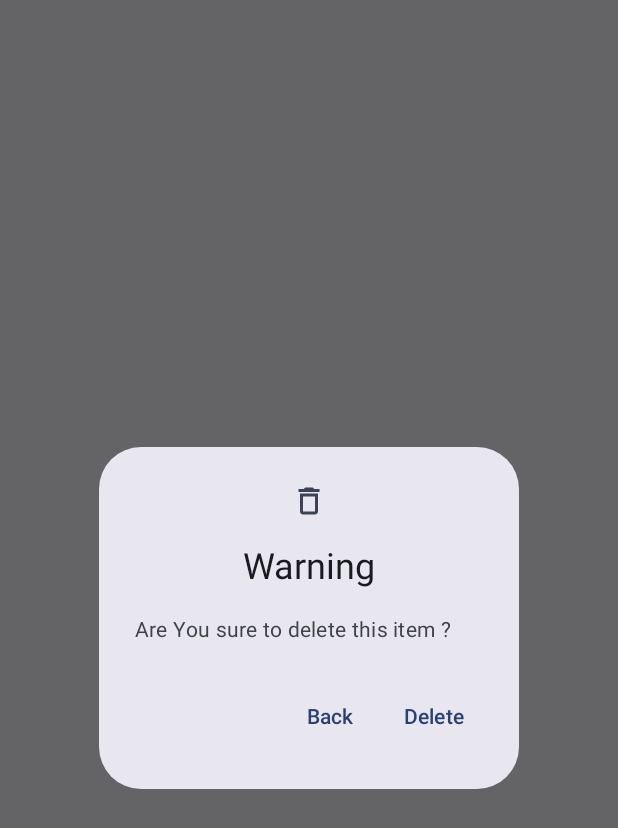
After one commit to slaszu/android_todolist, an Android app built with Jetpack Compose: the composable TodoDeleteConfirmAlertDialog shown on its own in the app's theme, on a phone screen of 412 x 824 dp. The commit adds this screen. Shown: the top 828 px of the screen. Run offline under Robolectric (Android 15) with nearby library versions, the phone set to English and light mode, and no system bars.

Commit message:
crud done | todo: filtr , sort, date, reminder

```diff
--- /dev/null
+++ b/app/src/main/java/pl/slaszu/todoapp/ui/element/TodoDeleteConfirmAlertDialog.kt
@@ -0,0 +1,64 @@
+package pl.slaszu.todoapp.ui.element
+
+import androidx.compose.foundation.layout.padding
+import androidx.compose.material.icons.Icons
+import androidx.compose.material.icons.outlined.Delete
+import androidx.compose.material3.AlertDialog
+import androidx.compose.material3.Icon
+import androidx.compose.material3.Scaffold
+import androidx.compose.material3.Text
+import androidx.compose.material3.TextButton
+import androidx.compose.runtime.Composable
+import androidx.compose.ui.Modifier
+import androidx.compose.ui.res.stringResource
+import androidx.compose.ui.tooling.preview.Preview
+import pl.slaszu.todoapp.R
+import pl.slaszu.todoapp.ui.theme.TodoAppTheme
+
+@Composable
+fun TodoDeleteConfirmAlertDialog(
+    onDismiss: () -> Unit,
+    onConfirm: () -> Unit,
+    modifier: Modifier = Modifier
+) {
+    AlertDialog(
+        icon = {
+            Icon(Icons.Outlined.Delete, contentDescription = "Delete Icon")
+        },
+        title = {
+            Text(text = stringResource(R.string.todo_delete_confirm_title))
+        },
+        text = {
+            Text(text = stringResource(R.string.todo_delete_confirm_text))
+        },
+        onDismissRequest = onDismiss,
+        confirmButton = {
+            TextButton(
+                onClick = onConfirm
+            ) {
+                Text(stringResource(R.string.btn_delete))
+            }
+        },
+        dismissButton = {
+            TextButton(
+                onClick = onDismiss
+            ) {
+                Text(stringResource(R.string.btn_back))
+            }
+        }
+    )
+}
+
+@Preview
+@Composable
+fun TodoDeleteConfirmAlertDialogPreview() {
+    TodoAppTheme {
+        Scaffold() { it ->
+            TodoDeleteConfirmAlertDialog(
+                onConfirm = {},
+                onDismiss = {},
+                modifier = Modifier.padding(it)
+            )
+        }
+    }
+}
--- a/app/src/main/java/pl/slaszu/todoapp/ui/screen/TodoListScreen.kt
+++ b/app/src/main/java/pl/slaszu/todoapp/ui/screen/TodoListScreen.kt
@@ -27,7 +27,7 @@ fun TodoListScreen(
                 todoViewModel.loadTodoItemToEditForm(item.id)
                 navController.navigate(TodoAppRouteEditOrNewForm(todoId = item.id))
             },
-            onDelete = {},
+            onDelete = { item -> todoViewModel.delete(item) },
             modifier = modifier
         )
     }
--- a/app/src/main/res/values/strings.xml
+++ b/app/src/main/res/values/strings.xml
@@ -1,6 +1,10 @@
 <resources>
     <string name="app_name">TodoApp</string>
-    <string name="top_bar_title">Simple Todo App</string>
+    <string name="top_bar_title" translatable="false">Simple Todo App</string>
     <string name="todo_form_text_label">What to do ?</string>
     <string name="todo_form_save_btn">Save</string>
+    <string name="todo_delete_confirm_title">Warning</string>
+    <string name="todo_delete_confirm_text">Are You sure to delete this item ?</string>
+    <string name="btn_delete">Delete</string>
+    <string name="btn_back">Back</string>
 </resources>
```
Also changed, not shown: app/src/main/java/pl/slaszu/todoapp/MainActivity.kt (+2 -5 lines), app/src/main/java/pl/slaszu/todoapp/ui/element/TodoList.kt (+23 -1 lines), app/src/main/java/pl/slaszu/todoapp/ui/element/TopBar.kt (+21 -16 lines), 1 other file.
